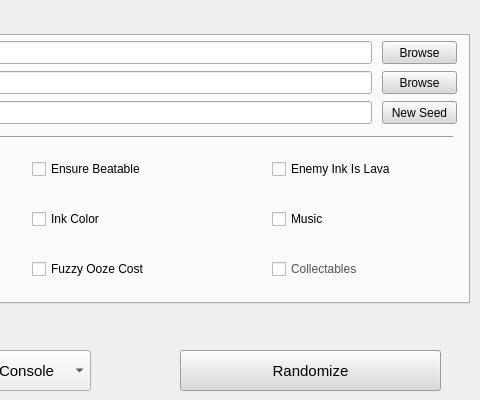
First picture: the form in UI/ui_form.ui, repository Owen-Splat/Splatoon-3-Randomizer, before the edit; both pictures show x 300 to 780 and y 0 to 400 of the 780 by 400 pixel window.
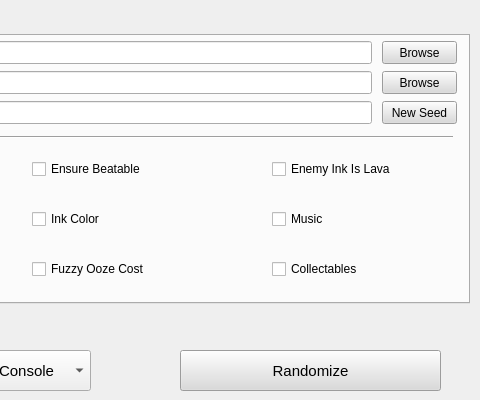
Second picture: the form after the edit.

The edit to the form file:
```diff
--- a/UI/ui_form.ui
+++ b/UI/ui_form.ui
@@ -499,14 +499,11 @@
       <property name="whatsThis">
        <string>Randomizes the contents of the collectables</string>
       </property>
-      <property name="styleSheet">
-       <string notr="true">color: rgb(80, 80, 80);</string>
-      </property>
       <property name="text">
        <string>Collectables</string>
       </property>
       <property name="checkable">
-       <bool>false</bool>
+       <bool>true</bool>
       </property>
      </widget>
      <widget class="QCheckBox" name="oozeCheck">
```
